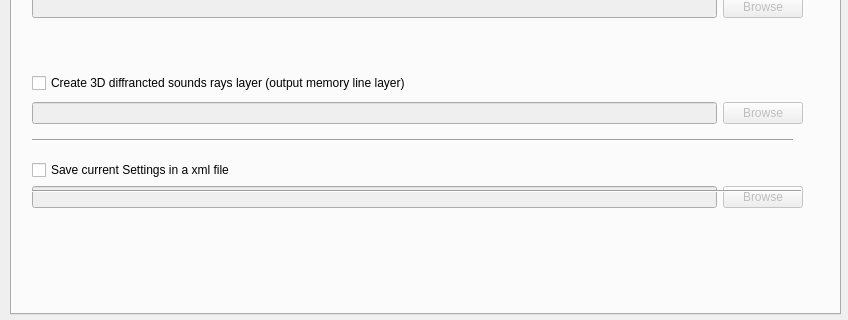
Before: the Qt Designer form tools/ui_CalculateNoiseLevels.ui in pierluigiderosa/openoise, drawn with Qt 5; both pictures show x 0 to 848 and y 296 to 616 of the 848 by 616 pixel window.
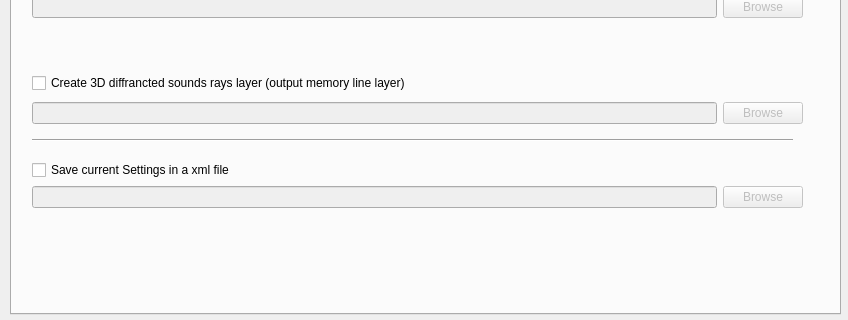
After: the same form once the commit is applied. The open tabs and pages were chosen to show the change. Custom widgets are drawn as their Qt base class.

Patch:
```diff
--- a/tools/ui_CalculateNoiseLevels.ui
+++ b/tools/ui_CalculateNoiseLevels.ui
@@ -1117,7 +1117,7 @@
        <x>20</x>
        <y>420</y>
        <width>771</width>
-       <height>91</height>
+       <height>71</height>
       </rect>
      </property>
      <layout class="QVBoxLayout" name="rays_layer_verticalLayout_3">
@@ -1188,19 +1188,6 @@
       <enum>Qt::Horizontal</enum>
      </property>
     </widget>
-    <widget class="Line" name="line_2">
-     <property name="geometry">
-      <rect>
-       <x>20</x>
-       <y>450</y>
-       <width>769</width>
-       <height>3</height>
-      </rect>
-     </property>
-     <property name="orientation">
-      <enum>Qt::Horizontal</enum>
-     </property>
-    </widget>
     <widget class="QWidget" name="layoutWidget">
      <property name="geometry">
       <rect>
```
Left out of the diff: 2 changed lines with no effect on the pictures.
